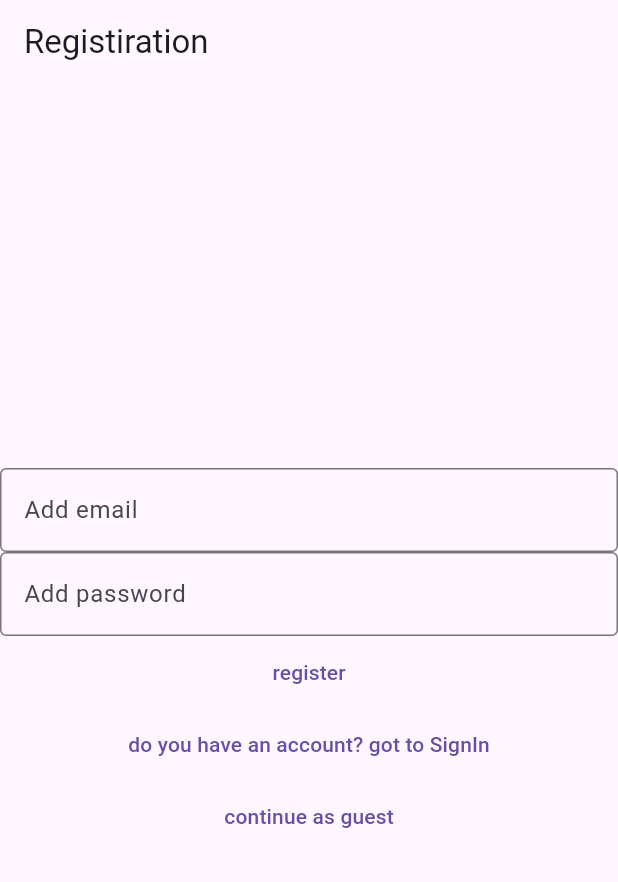
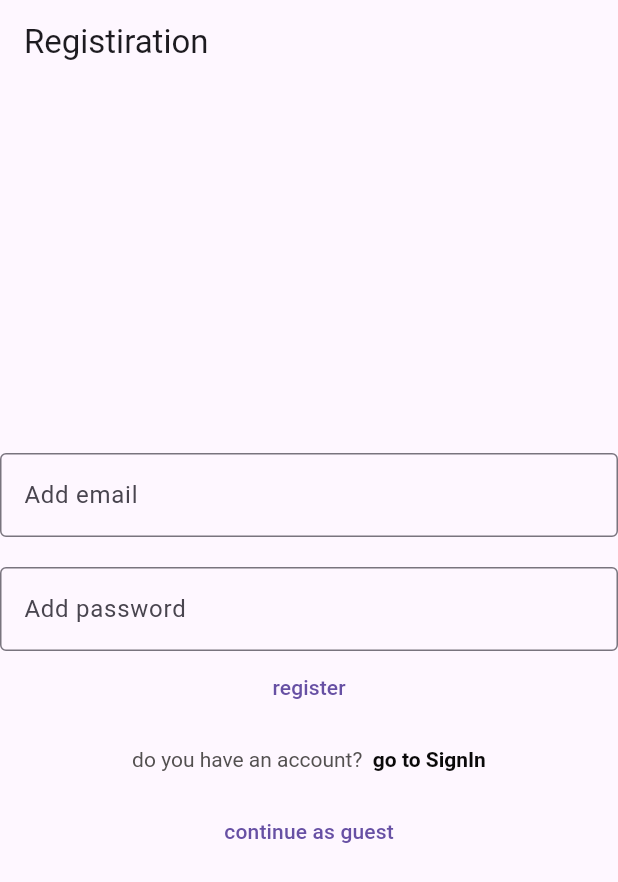
Before and after one commit to lachin09/telegram_app, a Flutter app: the screen it shows after launch, on a phone screen of 412 x 824 dp. Shown: the top 882 px of the screen. Run offline on Flutter 3.47's test engine with Material 3 defaults, Android fonts, the light colour scheme and no system bars; our stand-ins replace flutter_modular, image_picker, supabase_flutter; accounts and stored records are empty; network calls fail.

Commit message:
changed texts

```diff
--- a/lib/constants/constants.dart
+++ b/lib/constants/constants.dart
@@ -3,4 +3,4 @@ const String supabaseAnonkey =
     "eyJhbGciOiJIUzI1NiIsInR5cCI6IkpXVCJ9.eyJpc3MiOiJzdXBhYmFzZSIsInJlZiI6InB0ZWtjaW5penJianhrcnh3YXFmIiwicm9sZSI6ImFub24iLCJpYXQiOjE3MzU2NzI0MjcsImV4cCI6MjA1MTI0ODQyN30.FXG9ySTG080IFJNLykkZLPgW7wLRAfUBZk3b-TMqPvw";
 const tgBotToken = "8139919496:AAHZ0glF-tMu0RZabKJUdJEeN1yAW4C7YoM";
 // final chatId = "2001172371";
-const siteLink = "https://ed0d-5-191-131-151.ngrok-free.app";
+const siteLink = " https://91a5-5-191-129-108.ngrok-free.app∆";
--- a/lib/modules/login_module/pages/sign_up_page.dart
+++ b/lib/modules/login_module/pages/sign_up_page.dart
@@ -45,7 +45,7 @@ class _SignUpPageState extends State<SignUpPage> {
   Widget build(BuildContext context) {
     return Scaffold(
       appBar: AppBar(
-        title: Text("Registiration"),
+        title: const Text("Registiration"),
       ),
       body: Center(
         child: SingleChildScrollView(
@@ -53,15 +53,18 @@ class _SignUpPageState extends State<SignUpPage> {
             children: [
               TextField(
                 controller: emailController,
-                decoration: InputDecoration(
+                decoration: const InputDecoration(
                   labelText: 'Add email',
                   border: OutlineInputBorder(),
                 ),
               ),
+              const SizedBox(
+                height: 20,
+              ),
               TextField(
                 controller: passwordController,
                 obscureText: true,
-                decoration: InputDecoration(
+                decoration: const InputDecoration(
                   labelText: 'Add password',
                   border: OutlineInputBorder(),
                 ),
@@ -74,11 +77,31 @@ class _SignUpPageState extends State<SignUpPage> {
                       },
                       child: Text("register")),
               TextButton(
-                  onPressed: () {
-                    Modular.to
-                        .pushNamed(Routes.login.getRoute(Routes.login.signIn));
-                  },
-                  child: Text("do you have an account? got to SignIn")),
+                onPressed: () {
+                  Modular.to
+                      .pushNamed(Routes.login.getRoute(Routes.login.signIn));
+                },
+                child: RichText(
+                  text: const TextSpan(
+                    children: [
+                      TextSpan(
+                        text: "do you have an account?  ",
+                        style: TextStyle(
+                          color: (const Color.fromARGB(255, 83, 80, 80)),
+                        ),
+                      ),
+                      TextSpan(
+                        text: "go to SignIn",
+                        style: TextStyle(
+                          color: const Color.fromARGB(255, 10, 9, 9),
+                          fontWeight: FontWeight.w700,
+                        ),
+                      ),
+                    ],
+                  ),
+                ),
+              ),
+              // child: Text("do you have an account? got to SignIn")),
               TextButton(
                   onPressed: () {
                     Modular.to
```
Also changed, not shown: lib/modules/home/pages/product_page.dart (+9 -27 lines).
